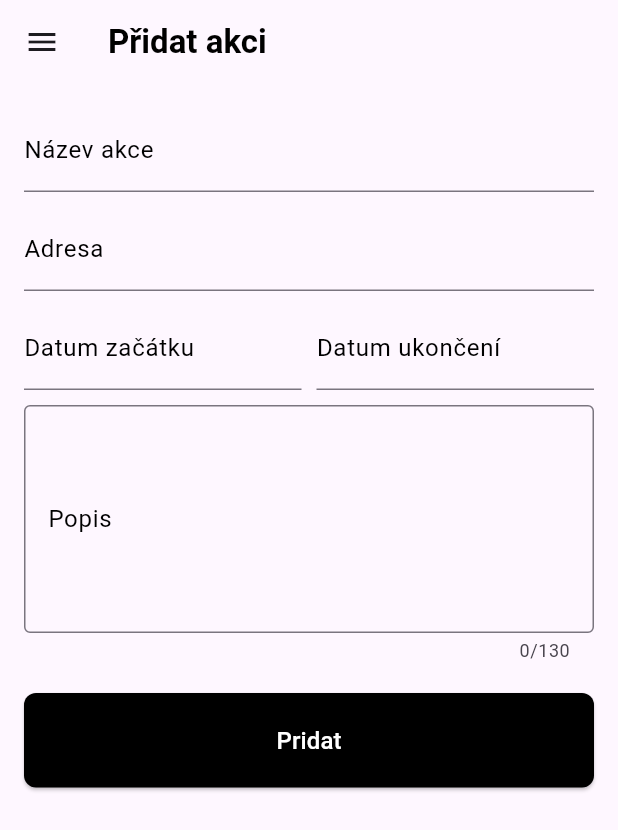
After one commit to dcaldr/denik-zza, a Flutter app: the AddActionPage screen opened directly, on a phone screen of 412 x 824 dp. The commit adds this screen. Shown: the top 830 px of the screen. Run offline on Flutter 3.47's test engine with Material 3 defaults, Android fonts, the phone set to English and light mode, and no system bars; our stand-ins replace drift, pdf, printing; missing offline and left inert: sqlite3; accounts and stored records are empty; generated files the repository leaves out were written again.

Commit message:
init: add action.

```diff
--- a/lib/screens/actions/all_actions.dart
+++ b/lib/screens/actions/all_actions.dart
@@ -1,4 +1,5 @@
 import 'package:denik_zza/screens/actions/profile.dart';
+import 'package:denik_zza/screens/editing_actions/add_action.dart';
 import 'package:flutter/material.dart';
 
 class AllActions extends StatelessWidget {
@@ -16,7 +17,10 @@ class AllActions extends StatelessWidget {
           IconButton(
             icon: Icon(Icons.add),
             onPressed: () {
-              // Handle add action button press
+              Navigator.push(
+                  context,
+                  MaterialPageRoute(builder: (context) => AddActionPage()),
+                );
             },
           ),
           IconButton(
--- /dev/null
+++ b/lib/screens/editing_actions/add_action.dart
@@ -0,0 +1,146 @@
+import 'package:flutter/material.dart';
+import 'package:denik_zza/screens/login/components/my_button.dart';
+
+class AddActionPage extends StatefulWidget {
+  @override
+  _AddActionPageState createState() => _AddActionPageState();
+}
+
+class _AddActionPageState extends State<AddActionPage> {
+  final TextEditingController nameController = TextEditingController();
+  final TextEditingController addressController = TextEditingController();
+  final TextEditingController startDateController = TextEditingController();
+  final TextEditingController endDateController = TextEditingController();
+  final TextEditingController descriptionController = TextEditingController();
+
+  DateTime? selectedStartDate;
+  DateTime? selectedEndDate;
+
+  Future<void> _selectDate(TextEditingController controller) async {
+    DateTime? pickedDate = await showDatePicker(
+      context: context,
+      initialDate: DateTime.now(),
+      firstDate: DateTime(2000),
+      lastDate: DateTime(2101),
+    );
+
+    if (pickedDate != null && pickedDate != controller.text) {
+      setState(() {
+        controller.text = pickedDate.toLocal().toString().split(' ')[0];
+      });
+    }
+  }
+
+  @override
+  Widget build(BuildContext context) {
+    return Scaffold(
+      appBar: AppBar(
+        title: Text(
+          'Přidat akci',
+          style: TextStyle(color: Colors.black, fontWeight: FontWeight.bold),
+        ),
+      ),
+      drawer: Drawer(
+        child: ListView(
+          children: [
+            ListTile(
+              title: Text(
+                'Profil',
+                style: TextStyle(fontSize: 25, fontWeight: FontWeight.bold),
+              ),
+              onTap: () {
+                // Implement navigation to the profile page
+              },
+            ),
+            ListTile(
+              title: Text(
+                'Akce',
+                style: TextStyle(fontSize: 25, fontWeight: FontWeight.bold),
+              ),
+              onTap: () {
+                // Implement navigation to the AllActions page
+              },
+            ),
+            // Add more menu items as needed
+          ],
+        ),
+      ),
+      body: SingleChildScrollView(
+        child: Padding(
+          padding: const EdgeInsets.all(16.0),
+          child: Column(
+            crossAxisAlignment: CrossAxisAlignment.stretch,
+            children: [
+              TextField(
+                controller: nameController,
+                decoration: InputDecoration(
+                  labelText: 'Název akce',
+                  labelStyle: TextStyle(color: Colors.black),
+                ),
+              ),
+              SizedBox(height: 10),
+              TextField(
+                controller: addressController,
+                decoration: InputDecoration(
+                  labelText: 'Adresa',
+                  labelStyle: TextStyle(color: Colors.black),
+                ),
+              ),
+              SizedBox(height: 10),
+              Row(
+                children: [
+                  Expanded(
+                    child: TextField(
+                      controller: startDateController,
+                      decoration: InputDecoration(
+                        labelText: 'Datum začátku',
+                        labelStyle: TextStyle(color: Colors.black),
+                        cursorColor: Colors.black, // Set cursor color here
+                      ),
+                      readOnly: true,
+                      onTap: () => _selectDate(startDateController),
+                    ),
+                  ),
+                  SizedBox(width: 10),
+                  Expanded(
+                    child: TextField(
+                      controller: endDateController,
+                      decoration: InputDecoration(
+                        labelText: 'Datum ukončení',
+                        labelStyle: TextStyle(color: Colors.black),
+                        cursorColor: Colors.black, // Set cursor color here
+                      ),
+                      readOnly: true,
+                      onTap: () => _selectDate(endDateController),
+                    ),
+                  ),
+                ],
+              ),
+              SizedBox(height: 10),
+              TextField(
+                controller: descriptionController,
+                maxLines: 5,
+                maxLength: 130,
+                decoration: InputDecoration(
+                  labelText: 'Popis',
+                  hintText: 'Maximálně 130 znaků',
+                  border: OutlineInputBorder(),
+                  labelStyle: TextStyle(color: Colors.black),
+                ),
+              ),
+              SizedBox(height: 20),
+              Button(
+                onPressed: () {
+                  // add action
+                },
+                buttonText: "Pridat",
+                verticalPadding: 20,
+                horizontalPadding: 130,
+              ),
+            ],
+          ),
+        ),
+      ),
+    );
+  }
+}
```
